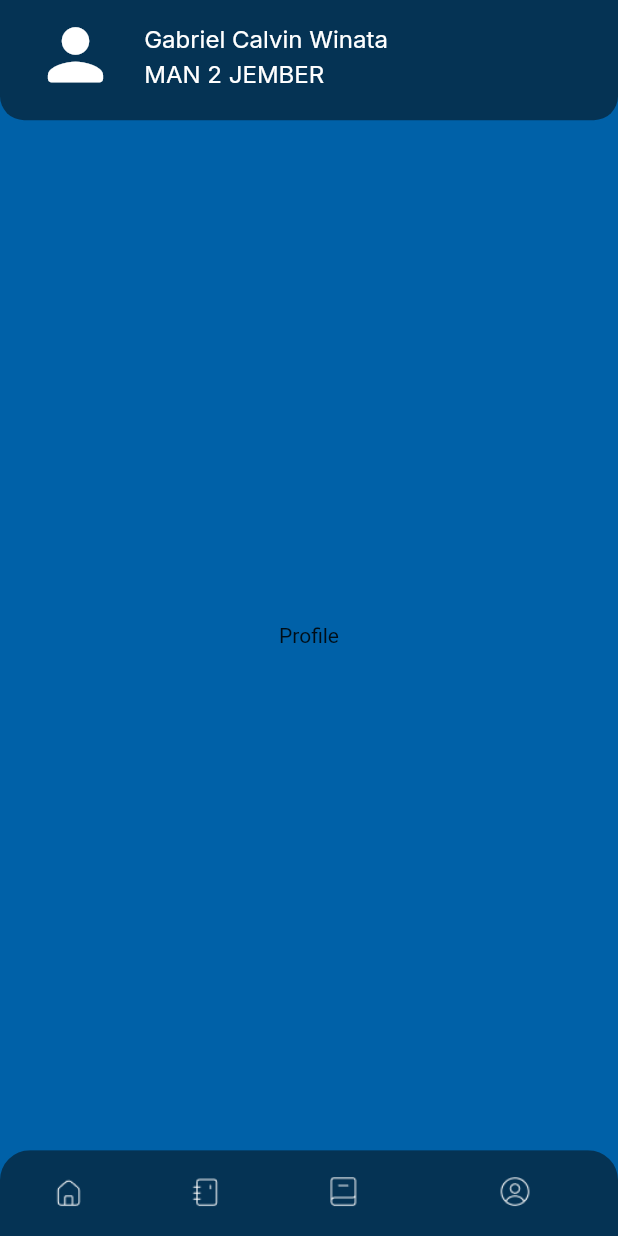
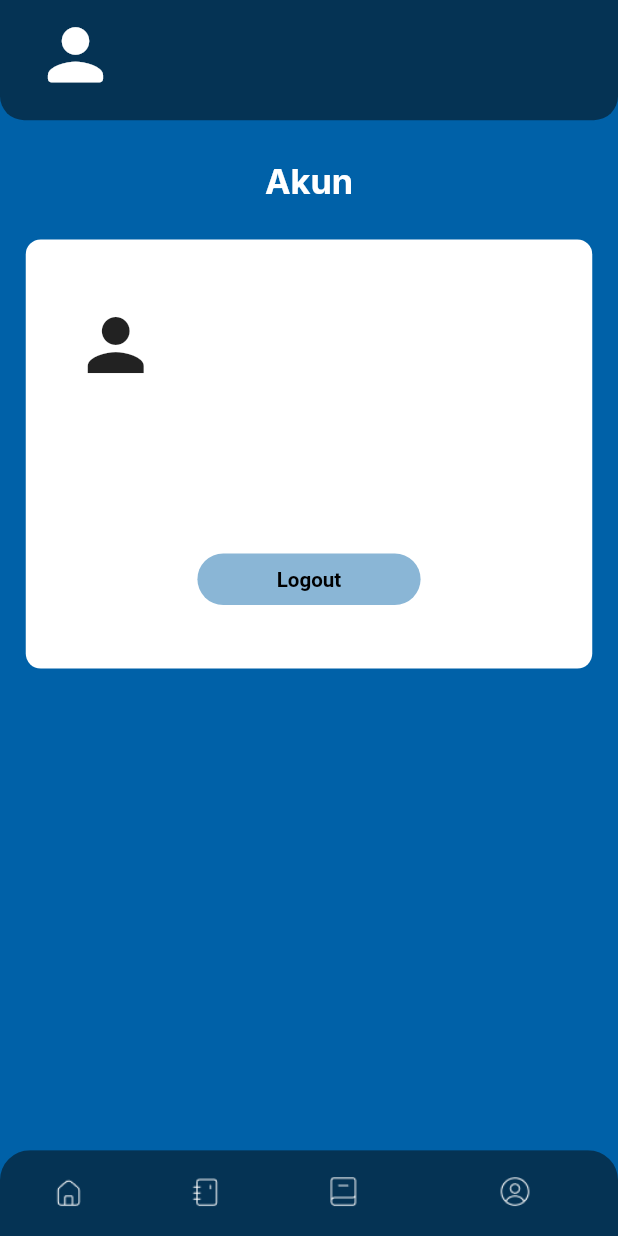
Before and after one commit to zainurroziqin/me_heatlh_go, a Flutter app: the HomePage screen opened directly, item 4 of the bottom bar chosen, on a phone screen of 412 x 824 dp. Run offline on Flutter 3.47's test engine with Material 2 defaults, Android fonts, the phone set to English and light mode, and no system bars; our stand-ins replace flutter_screenutil, get, google_fonts, shared_preferences; missing offline and left inert: d_info, d_view; accounts and stored records are empty; network calls fail; Roboto replaces fonts that are missing (Sarala).

Commit message:
last update

```diff
--- a/lib/config/api.dart
+++ b/lib/config/api.dart
@@ -1,5 +1,4 @@
 class Api {
-  static const baseUrl = 'http://192.168.1.11:8080/Me-HealthGo/api/';
-  static const baseUrlImg =
-      'https://cd31-2001-448a-5122-81bd-2dce-2c60-ea25-6017.ap.ngrok.io/Me-HealthGo';
+  static const baseUrl = 'http://192.168.1.6/Me-HealthGo/api';
+  static const baseUrlImg = 'http://192.168.1.6/Me-HealthGo';
 }
--- a/lib/model/user.dart
+++ b/lib/model/user.dart
@@ -4,6 +4,7 @@ class User {
         this.username,
         this.name,
         this.password,
+        this.asalSekolah,
         this.role,
     });
 
@@ -11,6 +12,7 @@ class User {
     String? username;
     String? name;
     String? password;
+    String? asalSekolah;
     String? role;
 
     factory User.fromJson(Map<String, dynamic> json) => User(
@@ -18,6 +20,7 @@ class User {
         username: json["username"],
         name: json["name"],
         password: json["password"],
+        asalSekolah: json["asal_sekolah"],
         role: json["role"],
     );
 
@@ -26,6 +29,7 @@ class User {
         "username": username,
         "name": name,
         "password": password,
+        "asal_sekolah": asalSekolah,
         "role": role,
     };
 }
--- a/lib/pages/home.dart
+++ b/lib/pages/home.dart
@@ -1,6 +1,8 @@
 import 'package:flutter/material.dart';
 import 'package:flutter_screenutil/flutter_screenutil.dart';
+import 'package:get/get.dart';
 import 'package:me_heatlh_go/config/theme.dart';
+import 'package:me_heatlh_go/controller/cUser.dart';
 import 'package:me_heatlh_go/pages/home/contactPage.dart';
 import 'package:me_heatlh_go/pages/home/kuisionerPage.dart';
 import 'package:me_heatlh_go/pages/home/profilePage.dart';
@@ -16,6 +18,9 @@ class HomePage extends StatefulWidget {
 
 class _HomePageState extends State<HomePage> {
   int _selectedIndex = 0;
+
+  final cUser = Get.put(CUser());
+
   // ignore: prefer_final_fields
   static List<Widget> _widgethome = <Widget>[
     KuisionerPage(),
@@ -64,14 +69,14 @@ class _HomePageState extends State<HomePage> {
                         crossAxisAlignment: CrossAxisAlignment.start,
                         children: [
                           Text(
-                            'Gabriel Calvin Winata',
+                            cUser.data.name ?? '',
                             style: inter40014,
                           ),
                           const SizedBox(
                             height: 4,
                           ),
                           Text(
-                            'MAN 2 JEMBER',
+                            cUser.data.asalSekolah ?? '',
                             style: inter40014,
                           )
                         ],
--- a/lib/pages/home/profilePage.dart
+++ b/lib/pages/home/profilePage.dart
@@ -1,22 +1,108 @@
 import 'package:flutter/material.dart';
-import 'package:flutter/src/widgets/container.dart';
-import 'package:flutter/src/widgets/framework.dart';
 import 'package:flutter_screenutil/flutter_screenutil.dart';
+import 'package:get/get.dart';
+import 'package:http/http.dart';
+import 'package:me_heatlh_go/config/session.dart';
 import 'package:me_heatlh_go/config/theme.dart';
+import 'package:me_heatlh_go/controller/cUser.dart';
+import 'package:me_heatlh_go/model/user.dart';
+import 'package:me_heatlh_go/pages/loginPage.dart';
 
-class ProfilePage extends StatelessWidget {
+class ProfilePage extends StatefulWidget {
   const ProfilePage({super.key});
+
+  @override
+  State<ProfilePage> createState() => _ProfilePageState();
+}
+
+class _ProfilePageState extends State<ProfilePage> {
+  final cUser = Get.put(CUser());
+
+  logout() async {
+    Session.clearUser();
+    Get.to(const LoginPage());
+  }
 
   @override
   Widget build(BuildContext context) {
     return Scaffold(
       backgroundColor: primariColor,
       body: Padding(
-        padding: EdgeInsets.only(top: 70.h, bottom: 50.h),
-        child: const Center(
-          child: Text('Profile'),
-        ),
-      ),
+          padding: EdgeInsets.only(top: 70.h, bottom: 50.h),
+          child: Column(
+            crossAxisAlignment: CrossAxisAlignment.center,
+            children: [
+              SizedBox(
+                height: 24.h,
+              ),
+              Text(
+                'Akun',
+                style: inter70016.copyWith(fontSize: 20.sp),
+              ),
+              SizedBox(
+                height: 21.h,
+              ),
+              Center(
+                child: Container(
+                  width: 330.w,
+                  height: 250.h,
+                  decoration: BoxDecoration(
+                      borderRadius: BorderRadius.circular(10),
+                      color: whiteColor),
+                  child: Column(
+                    children: [
+                      Padding(
+                        padding: EdgeInsets.only(left: 28.w, top: 37.h),
+                        child: Row(
+                          children: [
+                            const Icon(
+                              Icons.person,
+                              size: 56,
+                            ),
+                            Column(
+                              crossAxisAlignment: CrossAxisAlignment.start,
+                              children: [
+                                Text(
+                                  cUser.data.name ?? '',
+                                  style: inter40014.copyWith(
+                                      fontSize: 16.sp, color: blackColor),
+                                ),
+                                Text(
+                                  cUser.data.asalSekolah ?? '',
+                                  style: inter40014.copyWith(
+                                      fontSize: 16.sp, color: blackColor),
+                                ),
+                              ],
+                            )
+                          ],
+                        ),
+                      ),
+                      SizedBox(height:97.h,),
+                      GestureDetector(
+                        onTap: () => logout(),
+                        child: Container(
+                          width: 130.w,
+                          height: 30.h,
+                          decoration: BoxDecoration(
+                              borderRadius: BorderRadius.circular(30),
+                              color: secondaryColor),
+                          child: Center(
+                            child: Text(
+                              'Logout',
+                              style: sarala40016.copyWith(
+                                  fontSize: 12.sp,
+                                  fontWeight: FontWeight.w700,
+                                  color: blackColor),
+                            ),
+                          ),
+                        ),
+                      )
+                    ],
+                  ),
+                ),
+              )
+            ],
+          )),
     );
   }
 }
--- a/lib/pages/splashScreen.dart
+++ b/lib/pages/splashScreen.dart
@@ -2,7 +2,10 @@ import 'dart:async';
 
 import 'package:flutter/material.dart';
 import 'package:get/get.dart';
+import 'package:me_heatlh_go/config/session.dart';
 import 'package:me_heatlh_go/config/theme.dart';
+import 'package:me_heatlh_go/model/user.dart';
+import 'package:me_heatlh_go/pages/home.dart';
 import 'package:me_heatlh_go/pages/loginPage.dart';
 
 class SplashScreen extends StatefulWidget {
@@ -13,14 +16,25 @@ class SplashScreen extends StatefulWidget {
 }
 
 class _SplashScreenState extends State<SplashScreen> {
+  checkLogin() async {
+    User user = await Session.getUser();
+    if (user.idUser ==null) {
+      Timer(const Duration(seconds: 2), () {
+      Get.off(() => const LoginPage());
+    });
+    } else {
+      Timer(const Duration(seconds: 2), () {
+      Get.off(() => const HomePage());
+    });
+    }
+  }
 
   @override
   void initState() {
     // TODO: implement initState
+    checkLogin();
     super.initState();
-    Timer(const Duration(seconds: 2), () {
-      Get.off(() =>   LoginPage());
-    });
+
   }
 
   @override
@@ -28,11 +42,10 @@ class _SplashScreenState extends State<SplashScreen> {
     return Scaffold(
       backgroundColor: primariColor,
       body: SafeArea(
-        bottom: false,
-        child: Center(
-          child: Image.asset('assets/logo.png'),
-        )
-      ),
+          bottom: false,
+          child: Center(
+            child: Image.asset('assets/logo.png'),
+          )),
     );
   }
 }
```
